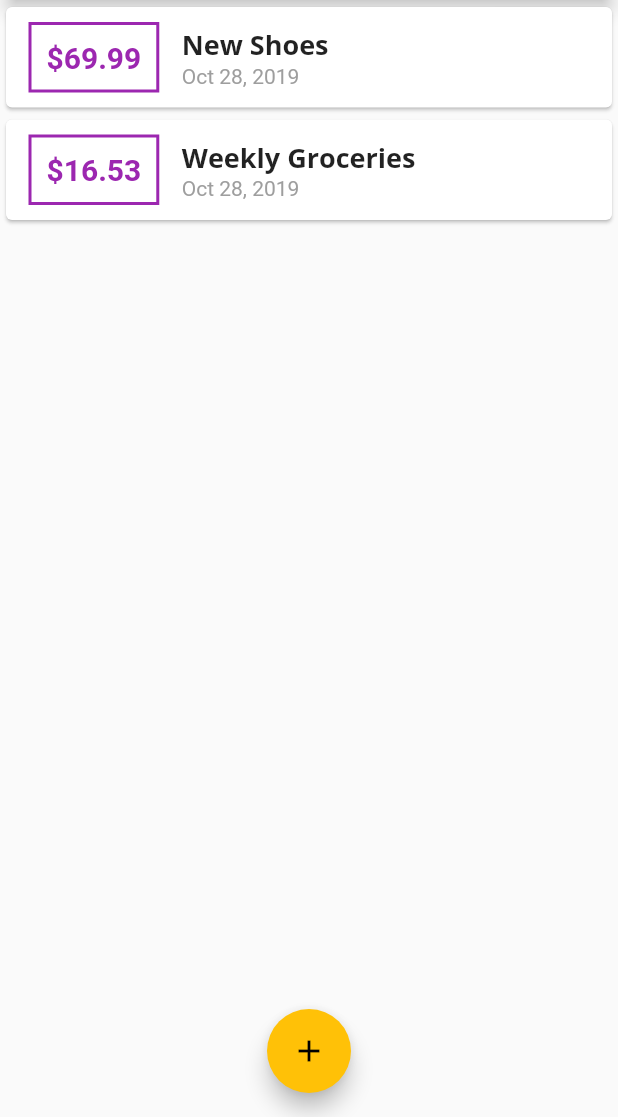
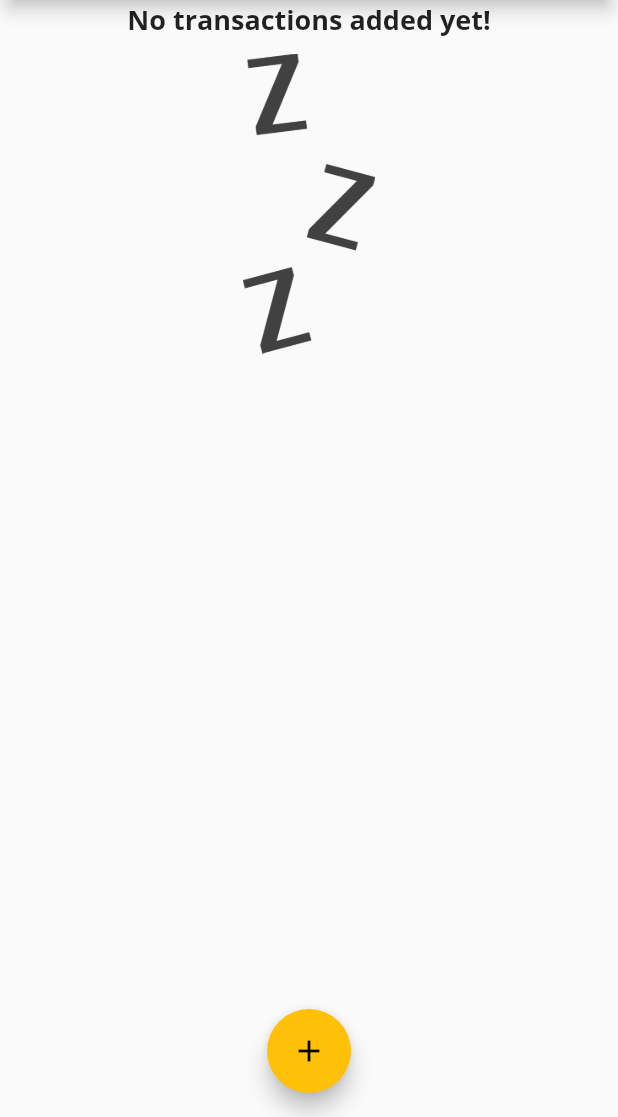
Before and after one commit to RyoMasuda4611/flutter_expense, a Flutter app: the screen it shows after launch, on a phone screen of 412 x 824 dp, the part 119-1236 px from its top. Run offline on Flutter 3.47's test engine with Material 2 defaults, Android fonts, the phone set to English and light mode, and no system bars.

```diff
--- a/lib/main.dart
+++ b/lib/main.dart
@@ -44,18 +44,18 @@ class MyHomePage extends StatefulWidget {
 
 class _MyHomePageState extends State<MyHomePage> {
   final List<Transaction> _userTransactions = [
-    Transaction(
-      id: 't1',
-      title: 'New Shoes',
-      amount: 69.99,
-      date: DateTime.now(),
-    ),
-    Transaction(
-      id: 't2',
-      title: 'Weekly Groceries',
-      amount: 16.53,
-      date: DateTime.now(),
-    ),
+    // Transaction(
+    //   id: 't1',
+    //   title: 'New Shoes',
+    //   amount: 69.99,
+    //   date: DateTime.now(),
+    // ),
+    // Transaction(
+    //   id: 't2',
+    //   title: 'Weekly Groceries',
+    //   amount: 16.53,
+    //   date: DateTime.now(),
+    // ),
   ];
 
   void _addNewTransaction(String txTitle, double txAmount) {
--- a/lib/widgets/transaction_list.dart
+++ b/lib/widgets/transaction_list.dart
@@ -11,7 +11,24 @@ class TransactionList extends StatelessWidget {
   Widget build(BuildContext context) {
     return Container(
       height: 300,
-      child: ListView.builder(
+      child: transactions.isEmpty
+          ? Column(
+              children: <Widget>[
+                Text(
+                  'No transactions added yet!',
+                  style: Theme.of(context).textTheme.title,
+                ),
+                SizedBox(height: 10,),
+                Container(
+                  height: 200,
+                  child: Image.asset(
+                    'assets/images/waiting.png',
+                    fit: BoxFit.cover,
+                  ),
+                )
+              ],
+            )
+          : ListView.builder(
               itemBuilder: (ctx, index) {
                 return Card(
                   child: Row(
@@ -40,10 +57,8 @@ class TransactionList extends StatelessWidget {
                       Column(
                         crossAxisAlignment: CrossAxisAlignment.start,
                         children: <Widget>[
-                    Text(
-                      transactions[index].title,
-                      style: Theme.of(context).textTheme.title
-                    ),
+                          Text(transactions[index].title,
+                              style: Theme.of(context).textTheme.title),
                           Text(
                             DateFormat.yMMMd().format(transactions[index].date),
                             style: TextStyle(
--- a/pubspec.yaml
+++ b/pubspec.yaml
@@ -42,8 +42,8 @@ flutter:
   uses-material-design: true
 
   # To add assets to your application, add an assets section, like this:
-  # assets:
-  #  - images/a_dot_burr.jpeg
+  assets:
+   - assets/images/waiting.png
   #  - images/a_dot_ham.jpeg
 
   # An image asset can refer to one or more resolution-specific "variants", see
```
Also changed, not shown: assets/images/waiting.png (added). Lines whose indentation alone changed are shown as unchanged.
